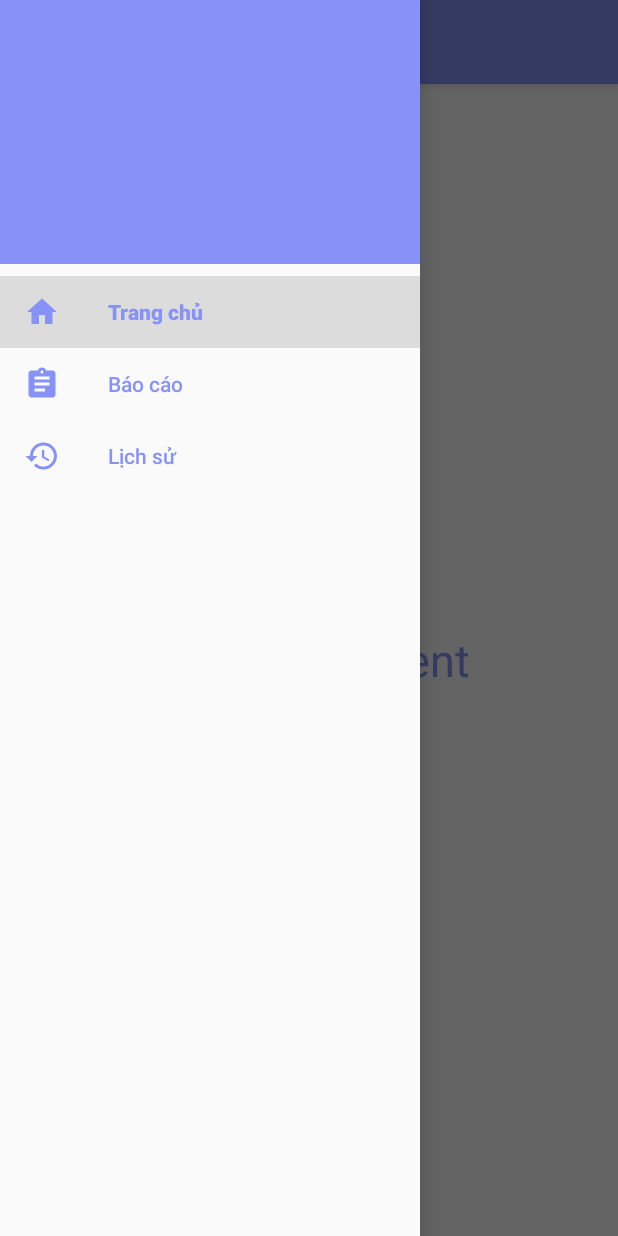
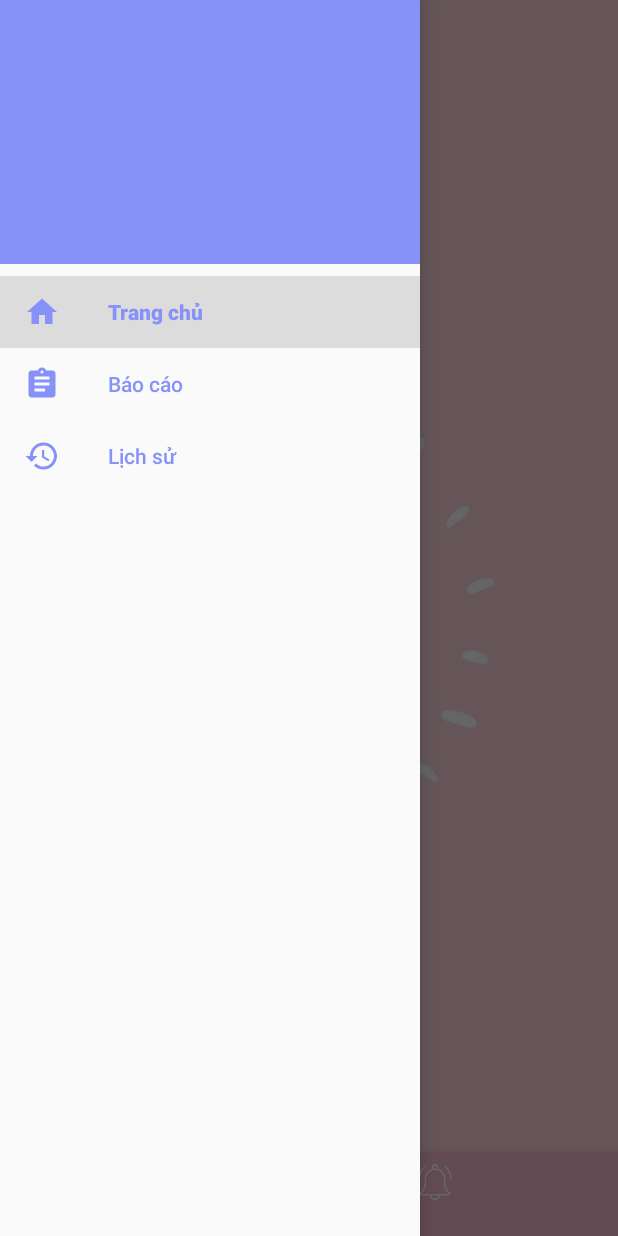
Before and after one commit to ductrannb/care-your-love, an Android app: the HomeFragment screen opened directly, with no data from a screen before it, with the side drawer open, on a phone screen of 412 x 824 dp. Run offline under Robolectric (Android 15) with nearby library versions, the phone set to English and light mode, and no system bars.

Commit message:
UI_main_bottom_nav

```diff
--- a/app/src/main/res/layout/activity_main.xml
+++ b/app/src/main/res/layout/activity_main.xml
@@ -8,8 +8,8 @@
     android:id="@+id/drawer_layout"
     android:fitsSystemWindows="true"
     tools:openDrawer="start"
-    tools:context=".MainActivity">
-
+    tools:context=".MainActivity"
+    android:background="@drawable/background_main">
     <LinearLayout
         android:layout_width="match_parent"
         android:layout_height="match_parent"
@@ -49,4 +49,40 @@
         app:itemIconTint="@color/lavender"
         app:itemTextColor="@color/lavender"
     />
+<!--    <androidx.viewpager.widget.ViewPager-->
+<!--        android:id="@+id/view_page"-->
+<!--        android:layout_width="match_parent"-->
+<!--        android:layout_height="wrap_content"-->
+<!--        android:layout_above="@+id/bottom_navigation"/>-->
+<!--    <com.google.android.material.bottomnavigation.BottomNavigationView-->
+<!--        android:id="@+id/bottom_navigation"-->
+<!--        android:layout_width="match_parent"-->
+<!--        android:layout_height="wrap_content"-->
+<!--        android:layout_alignParentBottom="true"-->
+<!--        android:background="#F8BCD1"-->
+<!--        app:itemIconTint="@color/white"-->
+<!--        app:menu="@menu/nav_bottom"/>-->
+    <RelativeLayout
+        xmlns:android="http://schemas.android.com/apk/res/android"
+        xmlns:tools="http://schemas.android.com/tools"
+        android:layout_width="match_parent"
+        android:layout_height="match_parent"
+        xmlns:app="http://schemas.android.com/apk/res-auto"
+        tools:context=".MainActivity"
+        android:background="@drawable/background_main">
+        <androidx.viewpager.widget.ViewPager
+            android:id="@+id/view_page"
+            android:layout_width="match_parent"
+            android:layout_height="wrap_content"
+            android:layout_above="@+id/bottom_navigation"/>
+        <com.google.android.material.bottomnavigation.BottomNavigationView
+            android:id="@+id/bottom_navigation"
+            android:layout_width="match_parent"
+            android:layout_height="wrap_content"
+            android:layout_alignParentBottom="true"
+            android:background="#F8BCD1"
+            app:itemIconTint="@color/white"
+            app:menu="@menu/nav_bottom"/>
+
+    </RelativeLayout>
 </androidx.drawerlayout.widget.DrawerLayout>
--- a/app/src/main/res/layout/activity_register.xml
+++ b/app/src/main/res/layout/activity_register.xml
@@ -17,7 +17,7 @@
         android:layout_width="match_parent"
         android:layout_height="wrap_content"
         android:hint="Email"
-        android:textColor="@color/white"
+        android:textColor="@color/black"
         android:inputType="textEmailAddress"
         android:layout_marginLeft="30px"
         android:layout_marginRight="30px"/>
@@ -34,7 +34,7 @@
         android:layout_width="match_parent"
         android:layout_height="wrap_content"
         android:hint="Mật khẩu"
-        android:textColor="@color/white"
+        android:textColor="@color/black"
         android:inputType="numberPassword"
         android:layout_marginLeft="30px"
         android:layout_marginRight="30px"/>
--- a/app/src/main/res/layout/fragment_history.xml
+++ b/app/src/main/res/layout/fragment_history.xml
@@ -4,7 +4,8 @@
     xmlns:tools="http://schemas.android.com/tools"
     android:layout_width="match_parent"
     android:layout_height="match_parent"
-    tools:context=".HistoryFragment">
+    tools:context=".HistoryFragment"
+    android:background="@drawable/background_main">
 
     <!-- TODO: Update blank fragment layout -->
     <TextView
--- a/app/src/main/res/layout/fragment_home.xml
+++ b/app/src/main/res/layout/fragment_home.xml
@@ -4,7 +4,8 @@
     xmlns:tools="http://schemas.android.com/tools"
     android:layout_width="match_parent"
     android:layout_height="match_parent"
-    tools:context=".HomeFragment">
+    tools:context=".HomeFragment"
+    android:background="@drawable/background_main">
 
     <!-- TODO: Update blank fragment layout -->
     <TextView
--- a/app/src/main/res/layout/fragment_report.xml
+++ b/app/src/main/res/layout/fragment_report.xml
@@ -4,7 +4,8 @@
     xmlns:tools="http://schemas.android.com/tools"
     android:layout_width="match_parent"
     android:layout_height="match_parent"
-    tools:context=".ReportFragment">
+    tools:context=".ReportFragment"
+    android:background="@drawable/background_main">
 
     <!-- TODO: Update blank fragment layout -->
     <TextView
--- /dev/null
+++ b/app/src/main/res/menu/nav_bottom.xml
@@ -0,0 +1,18 @@
+<?xml version="1.0" encoding="utf-8"?>
+<menu
+    xmlns:android="http://schemas.android.com/apk/res/android"
+    xmlns:tools="http://schemas.android.com/tools"
+    tools:showIn = "navigation_view">
+    <group
+        android:checkableBehavior="single">
+        <item
+            android:id="@+id/nav_item_home"
+            android:icon="@drawable/nav_item_home"
+            android:title= ""/>
+        <item
+            android:id="@+id/nav_item_notification"
+            android:icon="@drawable/notification"
+            android:title=""/>
+    </group>
+
+</menu>
```
Also changed, not shown: app/src/main/res/layout/bottom_nav.xml (added, +24 -0 lines), app/src/main/res/drawable/notification.png (added).
